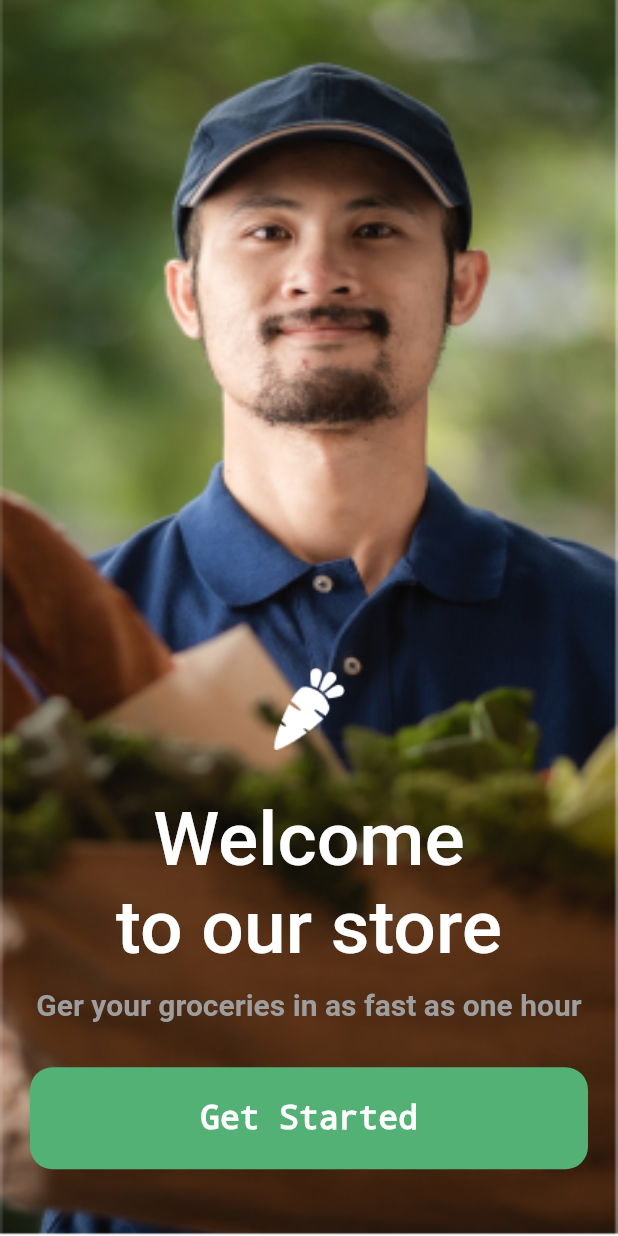
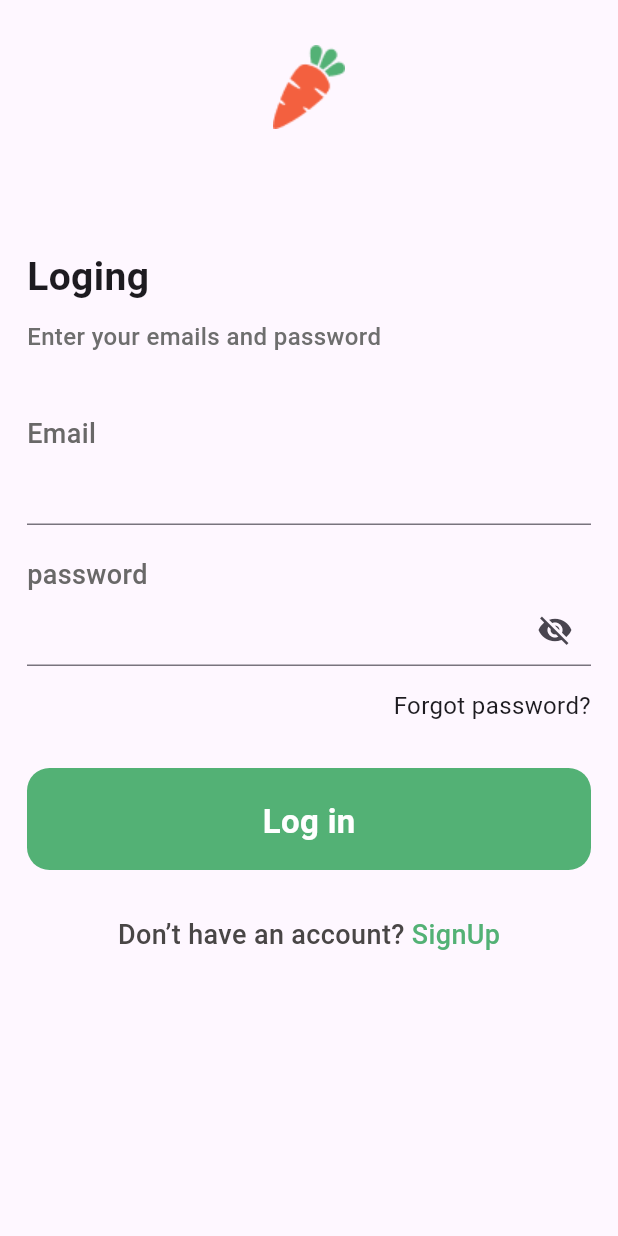
Before and after one commit to Hagar2003/nectar, a Flutter app: the screen it shows after launch, on a phone screen of 412 x 824 dp. Run offline on Flutter 3.47's test engine with Material 3 defaults, Android fonts, the phone set to English and light mode, and no system bars; our stand-ins replace go_router; Roboto replaces fonts that are missing (Gilory, Gilory-Medium, Gilroy).

Commit message:
create login page

```diff
--- a/lib/core/utils/app_router.dart
+++ b/lib/core/utils/app_router.dart
@@ -1,6 +1,6 @@
 import 'package:go_router/go_router.dart';
-import 'package:nectar/features/home/presentation/views/splash_view.dart';
-import 'package:nectar/features/home/presentation/views/onbording_view.dart';
+import 'package:nectar/features/login/presentation/views/login_view.dart';
+import 'package:nectar/features/onBoarding/presentation/views/onbording_view.dart';
 
 abstract class AppRouter {
   static const kBoarding = '/OnBoarding';
@@ -9,7 +9,7 @@ abstract class AppRouter {
   static final router = GoRouter(routes: [
     GoRoute(
       path: ('/'),
-      builder: (context, state) => const SplashView(),
+      builder: (context, state) => const Login(),
     ),
     GoRoute(
       path: kBoarding,
--- /dev/null
+++ b/lib/core/utils/styles.dart
@@ -0,0 +1,16 @@
+// ignore_for_file: constant_identifier_names
+
+import 'package:flutter/material.dart';
+
+class Styles {
+  static const Text26 = TextStyle(
+      fontSize: 26, fontWeight: FontWeight.w600, fontFamily: 'Gilroy');
+  static const Text18 = TextStyle(
+      fontSize: 18, fontWeight: FontWeight.w500,
+       fontFamily: 'Gilroy',
+       color:  Color.fromARGB(255, 105, 104, 104));
+       static const Text16 = TextStyle(
+      fontSize: 16, fontWeight: FontWeight.w500,
+       fontFamily: 'Gilroy',
+       color:  Color.fromARGB(255, 105, 104, 104));
+}
--- a/lib/features/home/presentation/views/home_view.dart
+++ /dev/null
@@ -1,12 +0,0 @@
-import 'package:flutter/material.dart';
-
-class HomeView extends StatelessWidget {
-  const HomeView({super.key});
-
-  @override
-  Widget build(BuildContext context) {
-    return  Scaffold(
-      appBar: AppBar(title: const Text('fdbsdbsr')),
-    );
-  }
-}
--- /dev/null
+++ b/lib/features/login/presentation/views/login_view.dart
@@ -0,0 +1,14 @@
+// ignore_for_file: unused_import
+
+import 'package:flutter/material.dart';
+import 'package:nectar/features/login/presentation/views/widgets/login_body.dart';
+
+class Login extends StatelessWidget {
+  const Login({super.key});
+
+  @override
+  Widget build(BuildContext context) {
+    return  const MaterialApp(debugShowCheckedModeBanner: false,
+     home:  LoginBody());
+  }
+}
--- /dev/null
+++ b/lib/features/login/presentation/views/widgets/custom_text_field.dart
@@ -0,0 +1,20 @@
+// ignore_for_file: must_be_immutable, prefer_const_constructors
+
+import 'package:flutter/material.dart';
+
+class CustomTextField extends StatelessWidget {
+   CustomTextField({super.key,this.onChanged});
+  Function(String)? onChanged;
+  @override
+  Widget build(BuildContext context) {
+    return TextFormField(
+        onChanged: (value) {},
+        validator: (value) {
+          if (value!.isEmpty) {
+            return 'field is required';
+          }
+          return null;
+        },
+        decoration: InputDecoration());
+  }
+}
--- /dev/null
+++ b/lib/features/login/presentation/views/widgets/last_part_login.dart
@@ -0,0 +1,45 @@
+import 'package:flutter/material.dart';
+import 'package:nectar/constants.dart';
+import 'package:nectar/core/utils/styles.dart';
+import 'package:nectar/core/widgets/custom_button.dart';
+//import 'package:nectar/features/onBoarding/presntation/views/widgets/custom_button.dart';
+
+//import '../../../../onBoarding/presntation/views/widgets/custom_button.dart';
+//import 'package:nectar/features/onBoarding/presntation/views/widgets/custom_button.dart';
+
+class LastPartLogin extends StatelessWidget {
+  const LastPartLogin({super.key});
+
+  @override
+  Widget build(BuildContext context) {
+    return Column(
+      children: [
+        const SizedBox(
+          width: double.infinity,
+          child: Text(
+            'Forgot password?',
+            textAlign: TextAlign.end,
+            style: TextStyle(
+              fontSize: 16,
+            ),
+          ),
+        ),
+        const SizedBox(height: 30),
+        const CustomButton(text: 'Log in'),
+        const SizedBox(height: 30),
+        Row(
+          mainAxisAlignment: MainAxisAlignment.center,
+          children: [
+            Text('Don’t have an account?',
+                style: Styles.Text18.copyWith(
+                    color: const Color.fromARGB(255, 73, 70, 70))),
+            Text(
+              ' SignUp',
+              style: Styles.Text18.copyWith(color: kPrimaryColor),
+            )
+          ],
+        )
+      ],
+    );
+  }
+}
--- /dev/null
+++ b/lib/features/login/presentation/views/widgets/login_body.dart
@@ -0,0 +1,41 @@
+import 'package:flutter/material.dart';
+import 'package:nectar/core/utils/styles.dart';
+import 'package:nectar/features/login/presentation/views/widgets/custom_text_field.dart';
+import 'package:nectar/features/login/presentation/views/widgets/password_text_field.dart';
+import 'package:nectar/features/login/presentation/views/widgets/last_part_login.dart';
+
+class LoginBody extends StatelessWidget {
+  const LoginBody({super.key});
+
+  @override
+  Widget build(BuildContext context) {
+    return Scaffold(
+    body: SingleChildScrollView(
+      child: SafeArea(
+          child: Padding(
+          padding: const EdgeInsets.symmetric(horizontal: 18.0,vertical: 30.0),
+          child: Column(
+          crossAxisAlignment: CrossAxisAlignment.start,
+        children: [
+      const Center(child:
+      Image(image: AssetImage('assets/images/carrot.png'))),
+          const  SizedBox(height: 80,),
+          const Text('Loging',style:Styles.Text26),
+          const SizedBox(height: 10,),
+        Text('Enter your emails and password',
+        style:Styles.Text16.copyWith(color: const Color.fromARGB(255, 110, 110, 110))),
+        const SizedBox(height: 40,),
+          const Text('Email',style:Styles.Text18 ,),
+        CustomTextField(),
+        const SizedBox(height: 20,),
+        const Text('password',style:Styles.Text18 ,),
+        const PasswordTextField(),
+        const SizedBox(height: 15,),
+          const  LastPartLogin()
+        ],
+      ),
+          ),
+        ),
+    ));
+  }
+}
--- /dev/null
+++ b/lib/features/login/presentation/views/widgets/password_text_field.dart
@@ -0,0 +1,36 @@
+
+import 'package:flutter/material.dart';
+class PasswordTextField extends StatefulWidget {
+const  PasswordTextField({super.key});
+
+
+  @override
+  State<PasswordTextField> createState() => _PasswordTextFieldState();
+}
+
+class _PasswordTextFieldState extends State<PasswordTextField> {
+  bool pass = true;
+  @override
+  Widget build(BuildContext context) {
+    return TextFormField(
+          onChanged: (value) {},
+                obscureText: pass,
+
+        validator: (value) {
+          if (value!.isEmpty) {
+            return 'field is required';
+          }
+          return null;
+        },
+        decoration: InputDecoration(
+
+            suffixIcon: IconButton(
+                onPressed: () {
+                  setState(() {
+                    pass = !pass;
+                  });
+                },
+  icon: Icon(pass==false ? Icons.visibility:Icons.visibility_off)
+  )));
+  }
+}
--- a/lib/features/home/presentation/views/onbording_view.dart
+++ b/lib/features/onBoarding/presentation/views/onbording_view.dart
@@ -1,5 +1,5 @@
 import 'package:flutter/material.dart';
-import 'package:nectar/features/home/presentation/views/widgets/onBoarding_body.dart';
+import 'package:nectar/features/onBoarding/presentation/views/widgets/onBoarding_body.dart';
 
 class OnbordingView extends StatelessWidget {
   const OnbordingView({super.key});
--- a/lib/features/home/presentation/views/widgets/onBoarding_body.dart
+++ b/lib/features/onBoarding/presentation/views/widgets/onBoarding_body.dart
@@ -1,6 +1,8 @@
+
+// ignore_for_file: file_names
 
 import 'package:flutter/material.dart';
-import 'package:nectar/features/home/presentation/views/widgets/custom_button.dart';
+import 'package:nectar/core/widgets/custom_button.dart';
 
 class OnBoardingBody extends StatelessWidget {
   const OnBoardingBody({super.key});
@@ -15,7 +17,7 @@ class OnBoardingBody extends StatelessWidget {
           Image.asset('assets/images/logo.png',
           height: 56
           ,width:48),
-          const SizedBox(height: 30,),
+          const SizedBox(height: 20,),
           const Text('Welcome            to our store',
           textAlign: TextAlign.center,
           style: TextStyle(fontWeight: FontWeight.w500,
--- a/lib/features/home/presentation/views/splash_view.dart
+++ b/lib/features/splash/presentation/views/splash_view.dart
@@ -3,8 +3,6 @@ import 'dart:async';
 import 'package:flutter/material.dart';
 import 'package:go_router/go_router.dart';
 import 'package:nectar/constants.dart';
-import 'package:nectar/core/utils/app_router.dart';
-import 'package:nectar/features/home/presentation/views/onbording_view.dart';
 
 class SplashView extends StatefulWidget {
   const SplashView({super.key});
@@ -17,11 +15,11 @@ class _SplashViewState extends State<SplashView> {
   @override
   void initState() {
     Future.delayed(const Duration(seconds: 2), () {
-    //  GoRouter.of(context).push('/OnBoarding');
-      Navigator.pushReplacement(
-            context, MaterialPageRoute(builder: (context) =>const  OnbordingView()));
-      super.initState();
+       GoRouter.of(context).push('/OnBoarding');
+      // Navigator.push(context,
+      //     MaterialPageRoute(builder: (context) => const OnbordingView()));
     });
+    super.initState();
   }
 
   @override
@@ -39,7 +37,6 @@ class _SplashViewState extends State<SplashView> {
             Center(
               child: Image.asset('assets/images/splashscreenimage.png',
                   width: 267.42, height: 68.61),
-
             )
           ],
         ));
```
Also changed, not shown: lib/core/widgets/custom_button.dart (renamed from lib/features/home/presentation/views/widgets/custom_button.dart).
